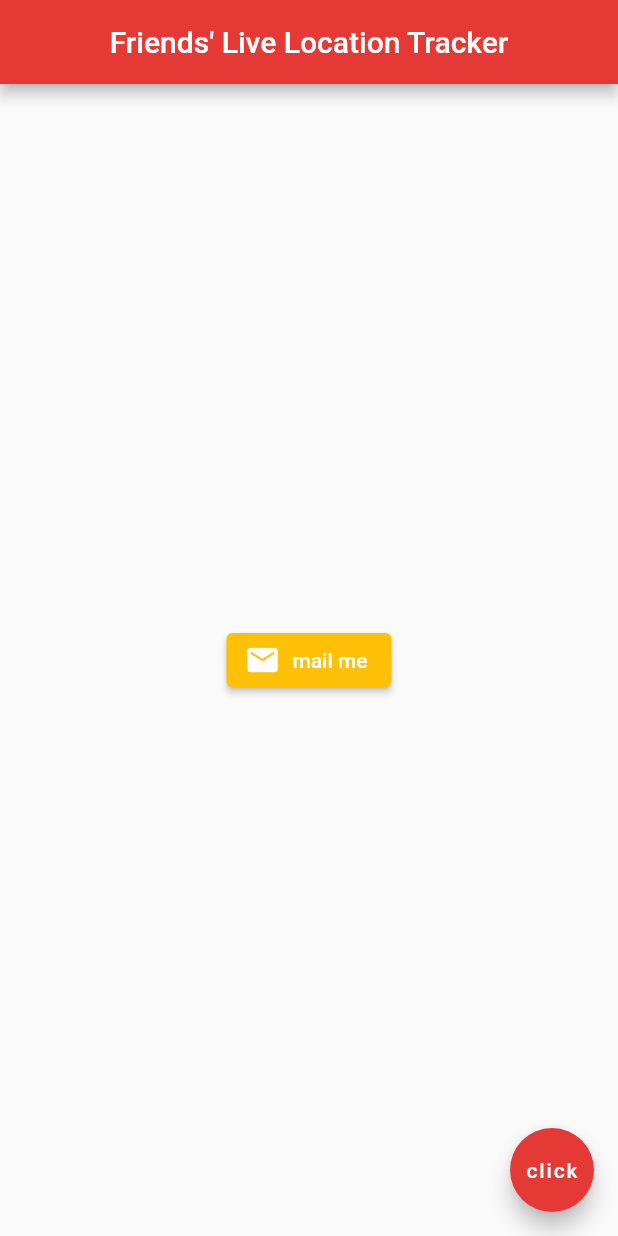
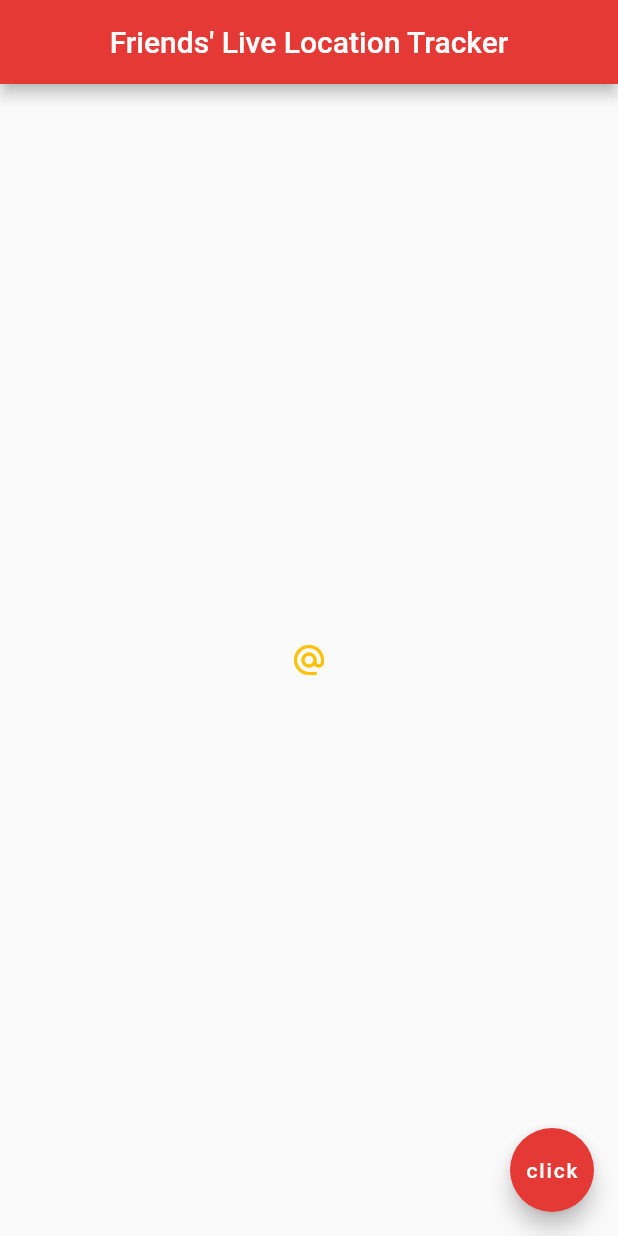
Before and after one commit to yashbg/friends_live_location_tracker, a Flutter app: the screen it shows after launch, on a phone screen of 412 x 824 dp. Run offline on Flutter 3.47's test engine with Material 2 defaults, Android fonts, the phone set to English and light mode, and no system bars.

Commit message:
Add IconButton

```diff
--- a/lib/main.dart
+++ b/lib/main.dart
@@ -16,13 +16,12 @@ class Home extends StatelessWidget {
         backgroundColor: Colors.red[600],
       ),
       body: Center(
-        child: ElevatedButton.icon(
-          onPressed: () {},
-          icon: Icon(
-            Icons.mail,
-          ),
-          label: Text('mail me'),
-          style: ElevatedButton.styleFrom(primary: Colors.amber),
+        child: IconButton(
+          onPressed: () {
+            print('clicked');
+          },
+          icon: Icon(Icons.alternate_email),
+          color: Colors.amber,
         ),
       ),
       floatingActionButton: FloatingActionButton(
```
